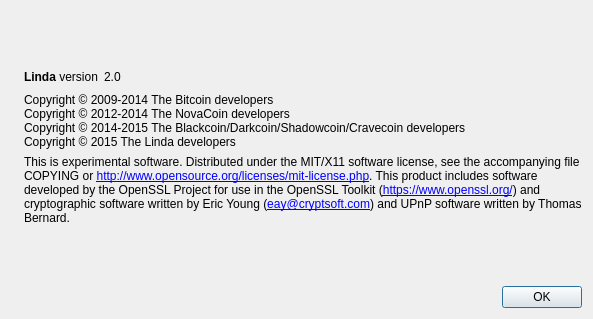
Before: the Qt Designer form src/qt/forms/aboutdialog.ui in drcoul/DigitalWealth, drawn with Qt 5.
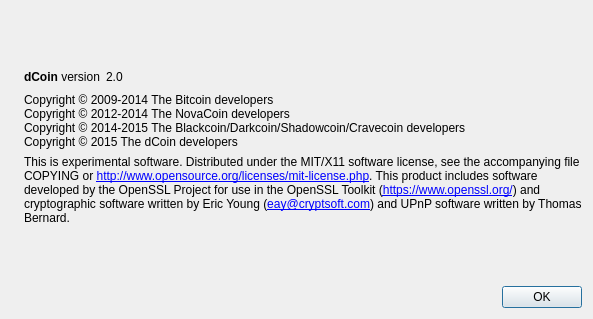
After: the same form once the commit is applied. Icons and pictures are not drawn.

Commit message: Changing name from dWealth to dCoin

```diff
--- a/src/qt/forms/aboutdialog.ui
+++ b/src/qt/forms/aboutdialog.ui
@@ -50,7 +50,7 @@
           <cursorShape>IBeamCursor</cursorShape>
          </property>
          <property name="text">
-          <string>&lt;b&gt;Linda&lt;/b&gt; version</string>
+          <string>&lt;b&gt;dCoin&lt;/b&gt; version</string>
          </property>
          <property name="textInteractionFlags">
           <set>Qt::LinksAccessibleByMouse|Qt::TextSelectableByKeyboard|Qt::TextSelectableByMouse</set>
@@ -94,7 +94,7 @@
         <string>Copyright © 2009-2014 The Bitcoin developers
 Copyright © 2012-2014 The NovaCoin developers
 Copyright © 2014-2015 The Blackcoin/Darkcoin/Shadowcoin/Cravecoin developers
-Copyright © 2015 The Linda developers</string>
+Copyright © 2015 The dCoin developers</string>
        </property>
        <property name="textInteractionFlags">
         <set>Qt::LinksAccessibleByMouse|Qt::TextSelectableByKeyboard|Qt::TextSelectableByMouse</set>
```
Left out of the diff: 2 changed lines with no effect on the pictures. The commit also changes 138 other files.
